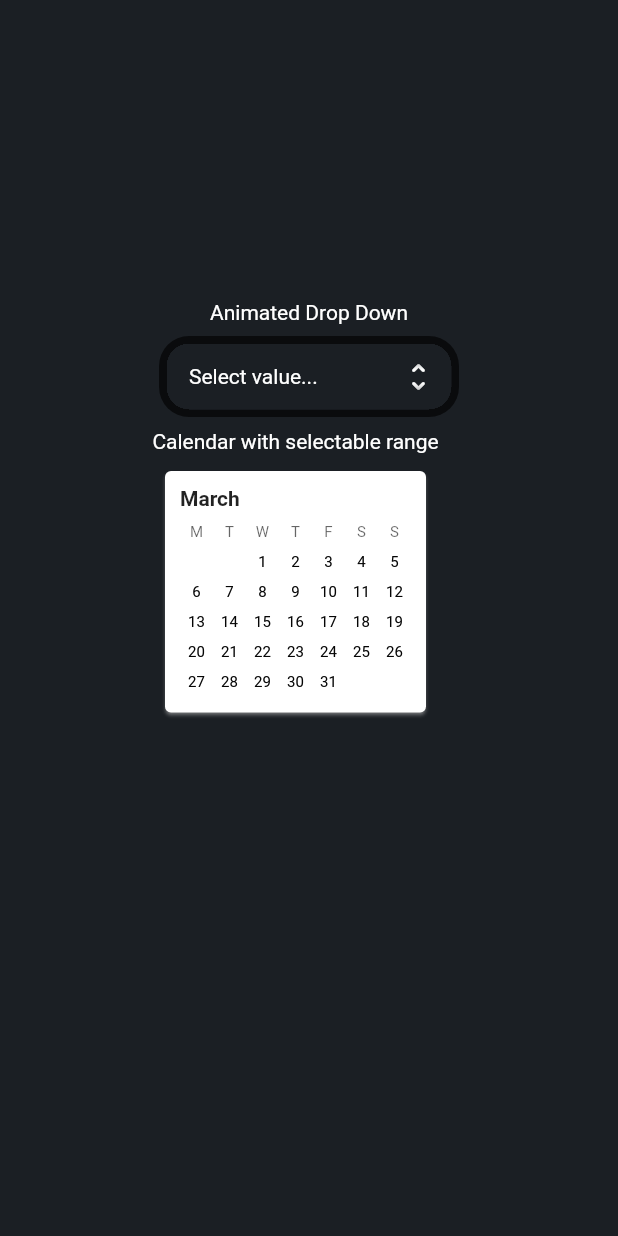
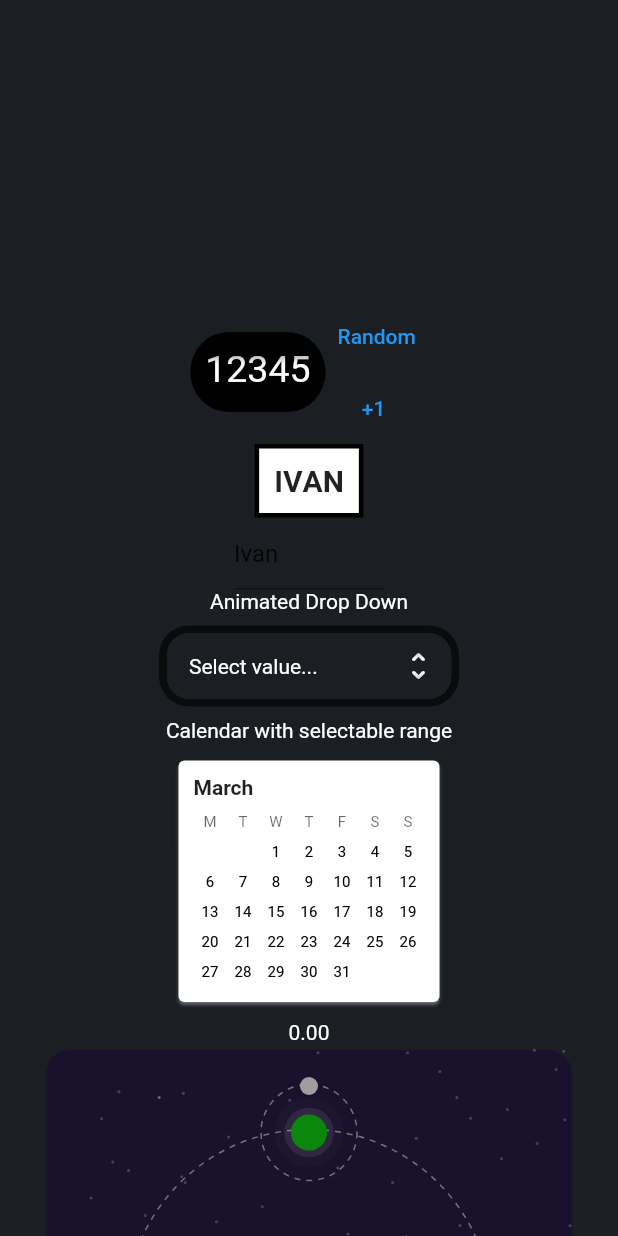
Before and after one commit to ivansapr/ui, a Flutter app: the screen it shows after launch, on a phone screen of 412 x 824 dp. Run offline on Flutter 3.47's test engine with Material 2 defaults, Android fonts, the phone set to English and light mode, and no system bars; drawn by our look-alikes of dotted_border.

Commit message:
planetary_date

```diff
--- a/lib/main.dart
+++ b/lib/main.dart
@@ -1,7 +1,11 @@
+import 'dart:math';
+
 import 'package:flutter/material.dart';
 import 'package:ui_exp/calendar_view/selection_calendar.dart';
 import 'package:ui_exp/drop_down.dart';
-import 'package:ui_exp/following_letters.dart';
+import 'package:ui_exp/jumping_letters.dart';
+import 'package:ui_exp/planetary_date/planetary_date.dart';
+import 'package:ui_exp/rolling_numbers_widget.dart';
 import 'package:ui_exp/show_widget.dart';
 
 void main() {
@@ -28,44 +32,50 @@ class _MainAppState extends State<MainApp> {
   @override
   Widget build(BuildContext context) {
     return MaterialApp(
-      home: FollowingLetters(
-        body: Scaffold(
+      home: Scaffold(
         backgroundColor: const Color.fromRGBO(27, 31, 36, 1),
-          body: Padding(
+        body: SingleChildScrollView(
+          child: Padding(
             padding: const EdgeInsets.only(top: 200),
-            child: Align(
-              alignment: Alignment.topCenter,
-              child: Wrap(
+            child: Column(
+              crossAxisAlignment: CrossAxisAlignment.center,
               children: [
-                  // Row(
-                  //   mainAxisSize: MainAxisSize.min,
-                  //   children: [
-                  //     RollingNumbers(numbers: numbers),
-                  //     TextButton(
-                  //         onPressed: () {
-                  //           setState(() {
-                  //             final r = Random();
-                  //             numbers = r.nextInt(9999);
-                  //           });
-                  //         },
-                  //         child: Text('Random')),
-                  //     TextButton(
-                  //         onPressed: () {
-                  //           setState(() {
-                  //             numbers += 1;
-                  //           });
-                  //         },
-                  //         child: Text('+1')),
-                  //   ],
-                  // ),
+                Row(
+                  mainAxisAlignment: MainAxisAlignment.center,
+                  children: [
+                    RollingNumbers(numbers: numbers),
+                    Column(
+                      crossAxisAlignment: CrossAxisAlignment.start,
+                      children: [
+                        TextButton(
+                            onPressed: () {
+                              setState(() {
+                                final r = Random();
+                                numbers = r.nextInt(9999);
+                              });
+                            },
+                            child: Text('Random')),
+                        TextButton(
+                          onPressed: () {
+                            setState(() {
+                              numbers += 1;
+                            });
+                          },
+                          child: Text('+1'),
+                        ),
+                      ],
+                    ),
+                  ],
+                ),
+
                 // SizedBox(height: 10),
-                  // Row(
-                  //   mainAxisSize: MainAxisSize.min,
-                  //   children: [
-                  //     JumpingLetters(value: 'Ivan'),
-                  //   ],
-                  // ),
-                  // SizedBox(height: 10),
+                Row(
+                  mainAxisSize: MainAxisSize.min,
+                  children: [
+                    JumpingLetters(value: 'Ivan'),
+                  ],
+                ),
+
                 ShowWidget(
                   title: 'Animated Drop Down',
                   child: CustomDropDown(),
@@ -74,9 +84,8 @@ class _MainAppState extends State<MainApp> {
                   title: 'Calendar with selectable range',
                   child: SelectionCalendar(),
                 ),
-                  // CalendarView(),
+                PlanetaryDate(),
               ],
-              ),
             ),
           ),
         ),
--- /dev/null
+++ b/lib/planetary_date/planetary_date.dart
@@ -0,0 +1,139 @@
+import 'dart:math' as math;
+import 'package:flutter/material.dart';
+import 'package:flutter/physics.dart';
+import 'package:ui_exp/planetary_date/widgets/earth.dart';
+import 'package:ui_exp/planetary_date/widgets/mood.dart';
+import 'package:ui_exp/planetary_date/widgets/orbit.dart';
+import 'package:ui_exp/planetary_date/widgets/space.dart';
+import 'package:ui_exp/planetary_date/widgets/sun.dart';
+
+class PlanetaryDate extends StatefulWidget {
+  const PlanetaryDate({Key? key}) : super(key: key);
+
+  @override
+  State<PlanetaryDate> createState() => _PlanetaryDateState();
+}
+
+class _PlanetaryDateState extends State<PlanetaryDate> with SingleTickerProviderStateMixin {
+  late GlobalKey _centerKey;
+  double angle = 0;
+  double velocity = 0;
+
+  late final AnimationController animationController;
+  late Animation<double> animation;
+
+  @override
+  void initState() {
+    super.initState();
+    _centerKey = GlobalKey();
+    animationController = AnimationController(vsync: this, duration: const Duration(seconds: 10))
+      ..addListener(() {
+        setState(() {
+          angle = animation.value;
+        });
+      });
+  }
+
+  void globalPositionToAngle(Offset globalPosition) {
+    final RenderBox renderBox = _centerKey.currentContext?.findRenderObject() as RenderBox;
+
+    final localPosition = renderBox.globalToLocal(globalPosition);
+    final center = renderBox.size.center(Offset.zero);
+    final dx = center.dx - localPosition.dx;
+    final dy = center.dy - localPosition.dy;
+    final angle = math.atan2(dy, dx);
+    setState(() {
+      this.angle = angle + 3 * math.pi / 2;
+    });
+  }
+
+  void onPanStart(DragStartDetails details) {
+    animationController.stop();
+  }
+
+  void onPanUpdate(DragUpdateDetails details) {
+    globalPositionToAngle(details.globalPosition);
+  }
+
+  void onPanEnd(DragEndDetails details) {
+    final velocity = details.velocity.pixelsPerSecond;
+    physics(velocity);
+  }
+
+  bool getCircularDirection(Offset globalPosition) {
+    final RenderBox renderBox = _centerKey.currentContext?.findRenderObject() as RenderBox;
+
+    final localPosition = renderBox.globalToLocal(globalPosition);
+    final center = renderBox.size.center(Offset.zero);
+    final dx = center.dx - localPosition.dx;
+    final dy = center.dy - localPosition.dy;
+    final angle = math.atan2(dy, dx);
+    final direction = angle + math.pi / 2;
+    return direction > 0;
+  }
+
+  void physics(Offset pixelsPerSecond) {
+    final renderBox = _centerKey.currentContext?.findRenderObject() as RenderBox;
+    final size = renderBox.size;
+
+    final unitsPerSecondX = pixelsPerSecond.dx / size.width;
+    final unitsPerSecondY = pixelsPerSecond.dy / size.height;
+    final unitsPerSecond = Offset(unitsPerSecondX, unitsPerSecondY);
+    final unitVelocity = unitsPerSecond.distance / 2;
+
+    final simulation = FrictionSimulation(0.1, angle, unitVelocity);
+
+    final endAngle = simulation.dx(1);
+
+    animation = animationController.drive(Tween(begin: angle, end: angle + endAngle));
+    animationController.animateWith(simulation);
+  }
+
+  @override
+  void dispose() {
+    super.dispose();
+    animationController.dispose();
+  }
+
+  @override
+  Widget build(BuildContext context) {
+    return Column(
+      children: [
+        DefaultTextStyle(
+          style: DefaultTextStyle.of(context).style.copyWith(
+                color: Colors.white,
+              ),
+          child: Text(angle.toStringAsFixed(2)),
+        ),
+        SpaceCard(
+          size: const Size(350, 350),
+          child: Orbit(
+            key: _centerKey,
+            angle: angle,
+            radius: 150,
+            sateliteRadius: 30,
+            main: const Sun(),
+            satelite: Orbit(
+              angle: angle * 12,
+              radius: 30,
+              sateliteRadius: 0,
+              satelite: const Padding(
+                padding: EdgeInsets.all(10.0),
+                child: Moon(),
+              ),
+              main: MouseRegion(
+                cursor: SystemMouseCursors.click,
+                child: GestureDetector(
+                  onPanStart: onPanStart,
+                  onPanUpdate: onPanUpdate,
+                  onPanEnd: onPanEnd,
+                  child: const Earth(),
+                ),
+              ),
+            ),
+          ),
+        ),
+      ],
+    );
+  }
+}
--- /dev/null
+++ b/lib/planetary_date/widgets/earth.dart
@@ -0,0 +1,18 @@
+import 'package:flutter/material.dart';
+import 'package:ui_exp/planetary_date/widgets/effects/pulse.dart';
+
+class Earth extends StatelessWidget {
+  const Earth({Key? key}) : super(key: key);
+
+  @override
+  Widget build(BuildContext context) {
+    return PulseEffect(
+      color: Colors.white.withOpacity(.4),
+      radius: 12,
+      child: CircleAvatar(
+        radius: 12,
+        backgroundColor: const Color(0xFF0B880B),
+      ),
+    );
+  }
+}
--- /dev/null
+++ b/lib/planetary_date/widgets/effects/pulse.dart
@@ -0,0 +1,98 @@
+import 'package:flutter/material.dart';
+
+class PulseEffect extends StatelessWidget {
+  final Widget child;
+  final Color color;
+  final int radius;
+
+  const PulseEffect({
+    Key? key,
+    required this.child,
+    required this.color,
+    required this.radius,
+  }) : super(key: key);
+
+  @override
+  Widget build(BuildContext context) {
+    return Stack(
+      alignment: Alignment.center,
+      children: [
+        _PulseEffectWidget(
+          color: color,
+          radius: radius,
+        ),
+        _PulseEffectWidget(
+          color: color,
+          delay: .33,
+          radius: radius,
+        ),
+        _PulseEffectWidget(
+          color: color,
+          delay: .66,
+          radius: radius,
+        ),
+        _PulseEffectWidget(
+          color: color,
+          delay: 1,
+          radius: radius,
+        ),
+        child,
+      ],
+    );
+  }
+}
+
+class _PulseEffectWidget extends StatefulWidget {
+  const _PulseEffectWidget({Key? key, this.delay = 0, required this.color, required this.radius})
+      : super(key: key);
+  final double delay;
+  final Color color;
+  final int radius;
+
+  @override
+  _PulseEffectWidgetState createState() => _PulseEffectWidgetState();
+}
+
+class _PulseEffectWidgetState extends State<_PulseEffectWidget>
+    with SingleTickerProviderStateMixin {
+  late final AnimationController _controller;
+
+  /// The animation that controls the size of the sun.
+  late final Animation<double> _sizeAnimation;
+  late final Animation<double> _fadeAnimation;
+
+  @override
+  void initState() {
+    super.initState();
+
+    _controller = AnimationController(
+      value: widget.delay,
+      vsync: this,
+      duration: const Duration(seconds: 4),
+    );
+    _sizeAnimation = Tween<double>(begin: .4, end: 2).animate(_controller);
+    _fadeAnimation = Tween<double>(begin: .5, end: 0).animate(_controller);
+
+    _controller.repeat(reverse: false);
+  }
+
+  @override
+  void dispose() {
+    _controller.dispose();
+    super.dispose();
+  }
+
+  @override
+  Widget build(BuildContext context) {
+    return FadeTransition(
+      opacity: _fadeAnimation,
+      child: ScaleTransition(
+        scale: _sizeAnimation,
+        child: CircleAvatar(
+          radius: widget.radius.toDouble(),
+          backgroundColor: widget.color,
+        ),
+      ),
+    );
+  }
+}
--- /dev/null
+++ b/lib/planetary_date/widgets/mood.dart
@@ -0,0 +1,17 @@
+import 'package:flutter/material.dart';
+
+class Moon extends StatelessWidget {
+  const Moon({Key? key}) : super(key: key);
+
+  @override
+  Widget build(BuildContext context) {
+    return Container(
+      width: 12,
+      height: 12,
+      decoration: BoxDecoration(
+        shape: BoxShape.circle,
+        color: Colors.grey,
+      ),
+    );
+  }
+}
--- /dev/null
+++ b/lib/planetary_date/widgets/orbit.dart
@@ -0,0 +1,52 @@
+import 'package:dotted_border/dotted_border.dart';
+import 'package:flutter/material.dart';
+
+class Orbit extends StatelessWidget {
+  final double angle;
+  final int radius;
+  final Widget satelite;
+  final Widget main;
+
+  final int sateliteRadius;
+
+  const Orbit({
+    Key? key,
+    required this.satelite,
+    required this.angle,
+    required this.radius,
+    required this.main,
+    required this.sateliteRadius,
+  }) : super(key: key);
+
+  @override
+  Widget build(BuildContext context) {
+    return Stack(
+      alignment: Alignment.center,
+      clipBehavior: Clip.none,
+      children: [
+        Transform.rotate(
+          angle: angle,
+          child: Stack(
+            alignment: Alignment.topCenter,
+            children: [
+              Padding(
+                padding: const EdgeInsets.all(15),
+                child: DottedBorder(
+                  borderPadding: EdgeInsets.all(sateliteRadius.toDouble()),
+                  dashPattern: const [4, 4],
+                  borderType: BorderType.Oval,
+                  color: Colors.grey.shade600,
+                  child: SizedBox.square(
+                    dimension: radius * 2,
+                  ),
+                ),
+              ),
+              satelite,
+            ],
+          ),
+        ),
+        main,
+      ],
+    );
+  }
+}
--- /dev/null
+++ b/lib/planetary_date/widgets/space.dart
@@ -0,0 +1,71 @@
+import 'dart:math';
+
+import 'package:flutter/material.dart';
+
+class SpaceCard extends StatelessWidget {
+  final Widget child;
+  final Size size;
+
+  SpaceCard({required this.child, super.key, required this.size});
+
+  @override
+  Widget build(BuildContext context) {
+    return Stack(
+      alignment: Alignment.center,
+      children: [
+        Card(
+          color: Color(0xFF1A112D),
+          shape: RoundedRectangleBorder(
+            borderRadius: BorderRadius.circular(15),
+          ),
+          child: RepaintBoundary(
+            child: CustomPaint(
+              willChange: false,
+              isComplex: true,
+              size: size,
+              painter: StarsPainter(
+                count: 100,
+                radius: 1,
+                color: Colors.white.withOpacity(.2),
+              ),
+            ),
+          ),
+        ),
+        child,
+      ],
+    );
+  }
+}
+
+class StarsPainter extends CustomPainter {
+  final int count;
+  final double radius;
+  final Color color;
+
+  StarsPainter({
+    required this.count,
+    required this.radius,
+    required this.color,
+  });
+
+  @override
+  void paint(Canvas canvas, Size size) {
+    final paint = Paint()
+      ..color = color
+      ..style = PaintingStyle.fill;
+
+    final random = Random();
+
+    for (var i = 0; i < count; i++) {
+      final x = random.nextDouble() * size.width;
+      final y = random.nextDouble() * size.height;
+      canvas.drawCircle(Offset(x, y), radius, paint);
+    }
+  }
+
+  @override
+  bool shouldRebuildSemantics(covariant CustomPainter oldDelegate) => false;
+
+  @override
+  bool shouldRepaint(covariant CustomPainter oldDelegate) => false;
+}
--- /dev/null
+++ b/lib/planetary_date/widgets/sun.dart
@@ -0,0 +1,19 @@
+import 'package:flutter/cupertino.dart';
+import 'package:flutter/material.dart';
+import 'package:ui_exp/planetary_date/widgets/effects/pulse.dart';
+
+class Sun extends StatelessWidget {
+  const Sun({Key? key}) : super(key: key);
+
+  @override
+  Widget build(BuildContext context) {
+    return const PulseEffect(
+      color: const Color(0xFFE6B800),
+      radius: 20,
+      child: CircleAvatar(
+        radius: 20,
+        backgroundColor: const Color(0xFFE6B800),
+      ),
+    );
+  }
+}
--- a/pubspec.yaml
+++ b/pubspec.yaml
@@ -7,6 +7,7 @@ environment:
   sdk: '>=2.19.3 <3.0.0'
 
 dependencies:
+  dotted_border: ^2.0.0+3
   flutter:
     sdk: flutter
   intl: ^0.18.0
```
Also changed, not shown: pubspec.lock. Lines whose indentation alone changed are shown as unchanged.
